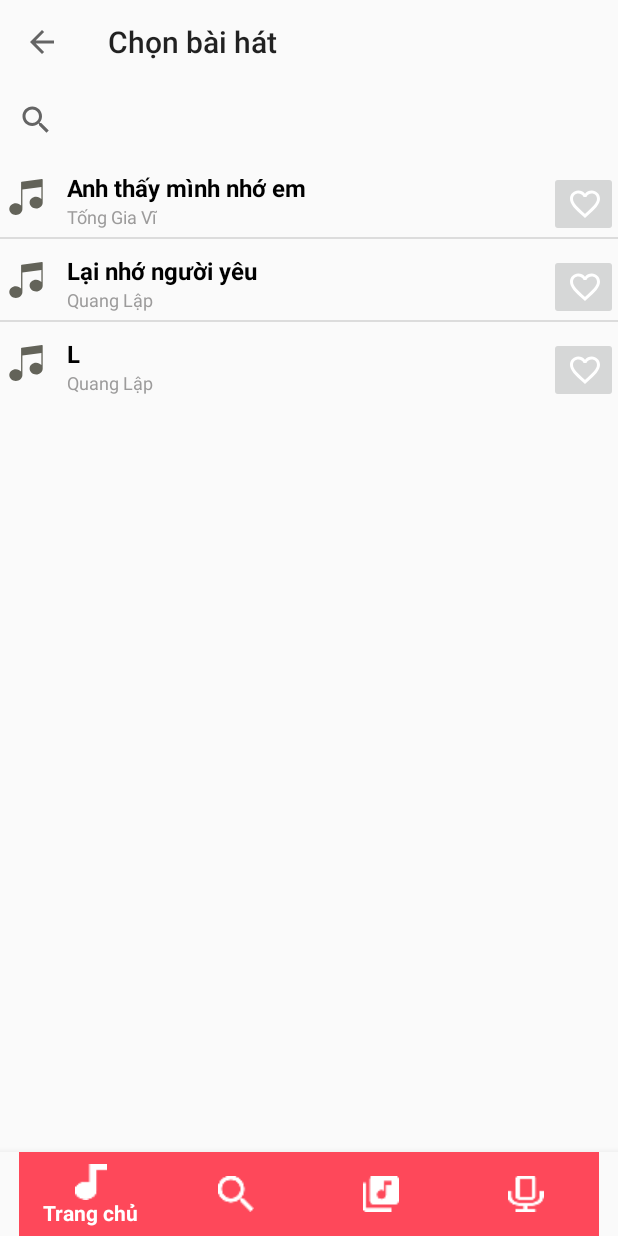
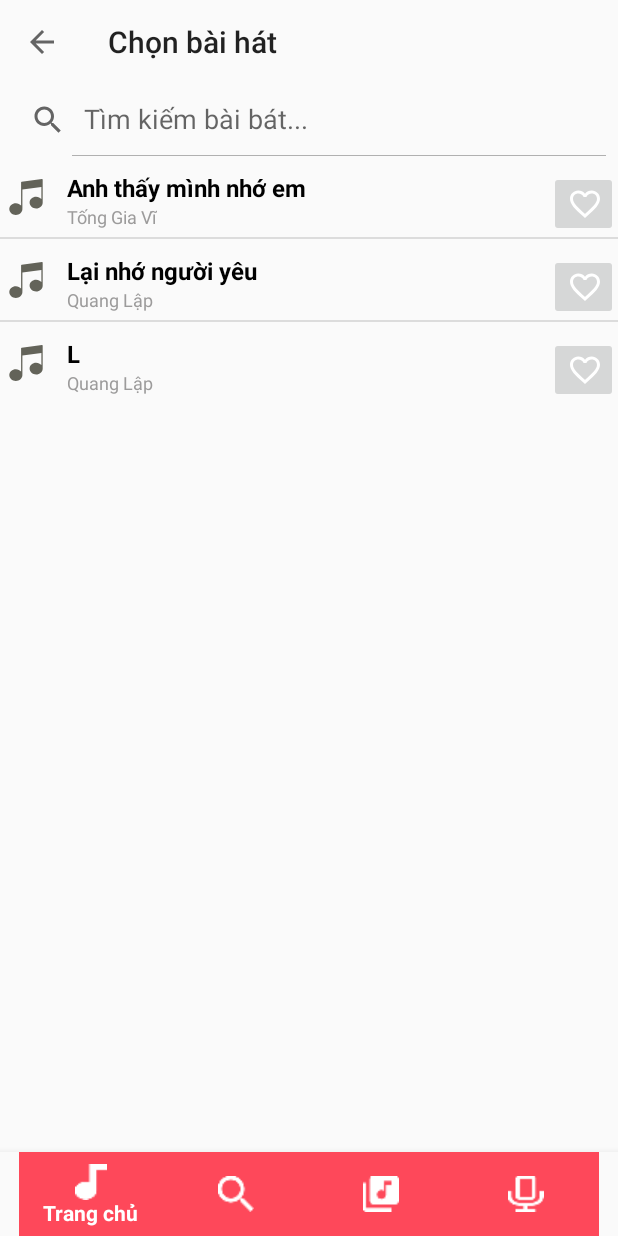
Before and after one commit to quoctuan1780/AppMusicBottomNav, an Android app: the DanhSachBaiHatOffline screen opened through its navigation route, on a phone screen of 412 x 824 dp. Run offline under Robolectric (Android 15) with nearby library versions, the phone set to English and light mode, and no system bars; our stand-ins replace navigation-ui.

Commit message:
sửa lại hiển thị thanh search

```diff
--- a/app/build.gradle
+++ b/app/build.gradle
@@ -36,4 +36,5 @@ dependencies {
     androidTestImplementation 'androidx.test.espresso:espresso-core:3.2.0'
     implementation 'androidx.navigation:navigation-fragment:2.2.2'
     implementation 'androidx.navigation:navigation-ui:2.2.2'
+    implementation 'com.github.arimorty:floatingsearchview:2.1.1'
 }
--- a/app/src/main/res/layout/fragment_baihat.xml
+++ b/app/src/main/res/layout/fragment_baihat.xml
@@ -3,6 +3,7 @@
     xmlns:tools="http://schemas.android.com/tools"
     android:layout_width="match_parent"
     android:layout_height="match_parent"
+    xmlns:app="http://schemas.android.com/apk/res-auto"
     tools:context=".fragment.DanhSachBaiHatOffline">
 
     <!-- TODO: Update blank fragment layout -->
@@ -16,8 +17,9 @@
         android:id="@+id/sv_timkiembaihatoff"
         android:layout_width="match_parent"
         android:layout_height="wrap_content"
-        android:layout_below="@id/tb_baihat">
-
+        android:layout_below="@id/tb_baihat"
+        android:iconifiedByDefault="false"
+        android:queryHint="Tìm kiếm bài bát...">
     </SearchView>
 
     <ListView
```
